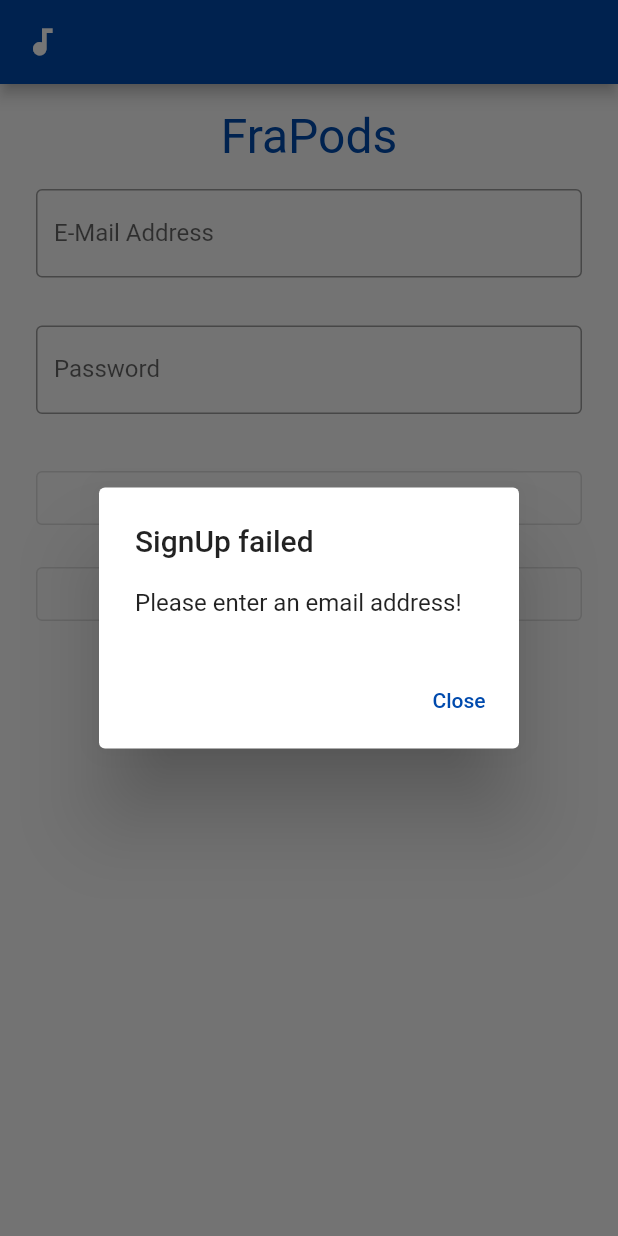
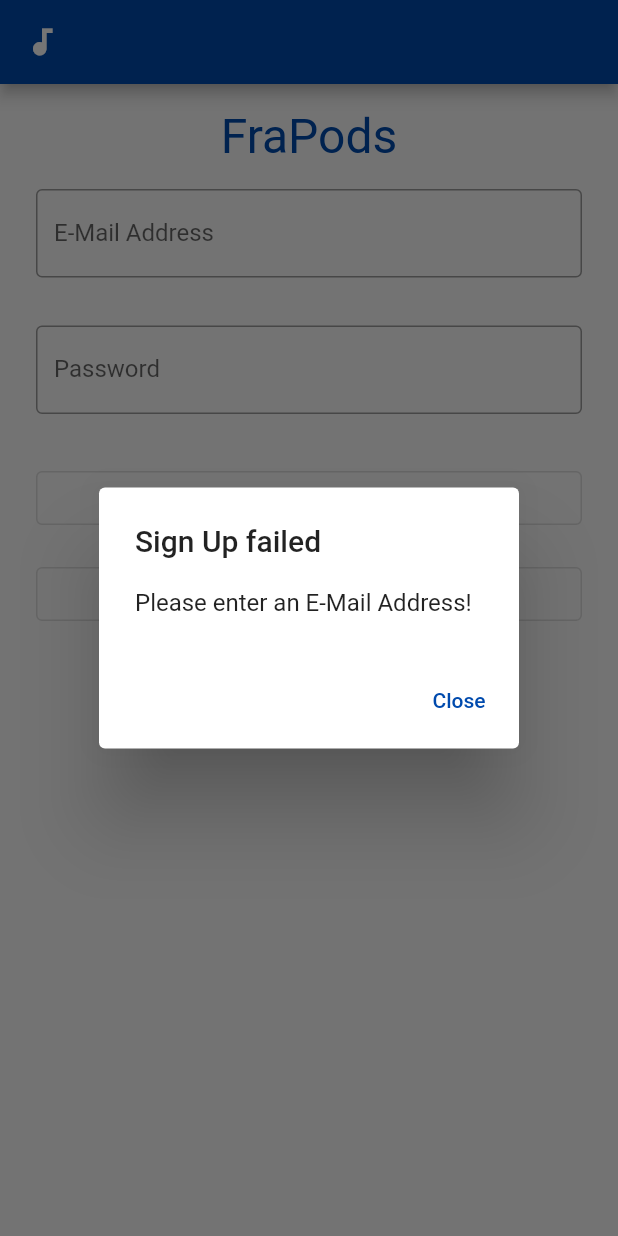
Before and after one commit to FraPods/App, a Flutter app: the screen it shows after launch, after a tap on "Sign Up", on a phone screen of 412 x 824 dp. Run offline on Flutter 3.47's test engine with Material 2 defaults, Android fonts, the phone set to English and light mode, and no system bars.

```diff
--- a/lib/login_page.dart
+++ b/lib/login_page.dart
@@ -10,6 +10,7 @@ class LoginPage extends StatefulWidget {
 
   @override
   State<StatefulWidget> createState() {
+
     return _LoginPageState();
   }
 }
@@ -106,7 +107,7 @@ class _LoginPageState extends State<LoginPage> {
 
   void logIn(String email, String password) {
     if (email.isEmpty) {
-      showDialogMessage("Login failed", "Please enter an email address!");
+      showDialogMessage("Login failed", "Please enter an E-Mail Address!");
       return;
     }
     if (password.isEmpty) {
@@ -118,11 +119,11 @@ class _LoginPageState extends State<LoginPage> {
 
   void signUp(String email, String password) {
     if (email.isEmpty) {
-      showDialogMessage("SignUp failed", "Please enter an email address!");
+      showDialogMessage("Sign Up failed", "Please enter an E-Mail Address!");
       return;
     }
     if (password.isEmpty) {
-      showDialogMessage("SignUp failed", "Please enter a password!");
+      showDialogMessage("Sign Up failed", "Please enter a password!");
       return;
     }
     //TODO: write signup request to server HERE
```
